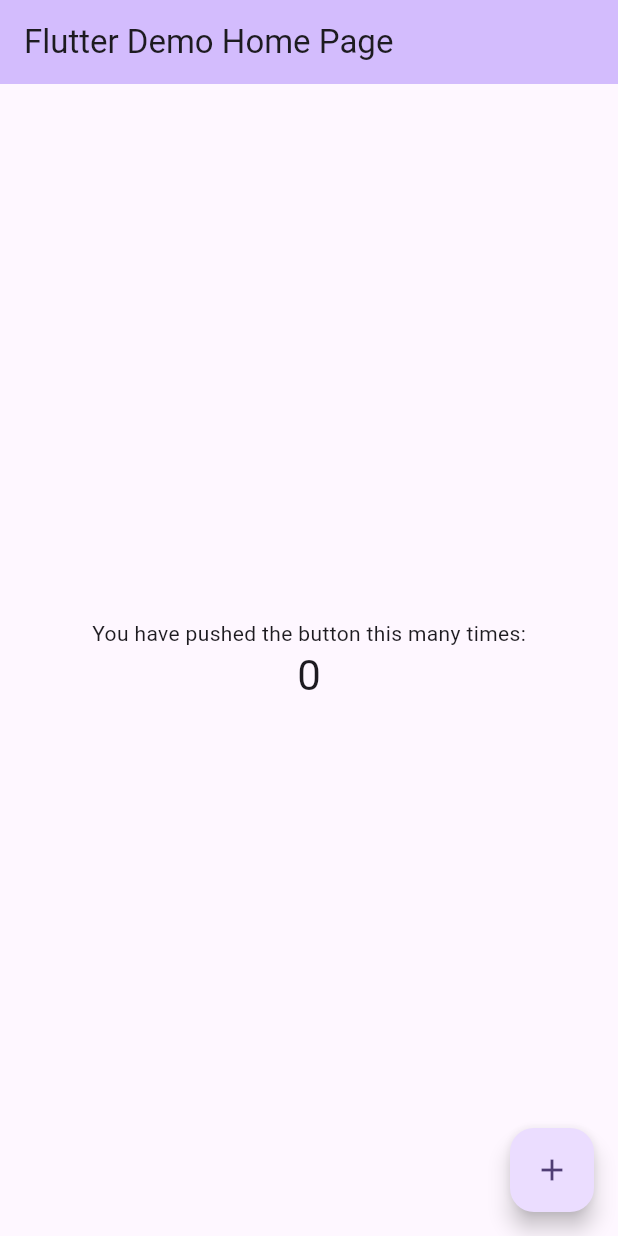
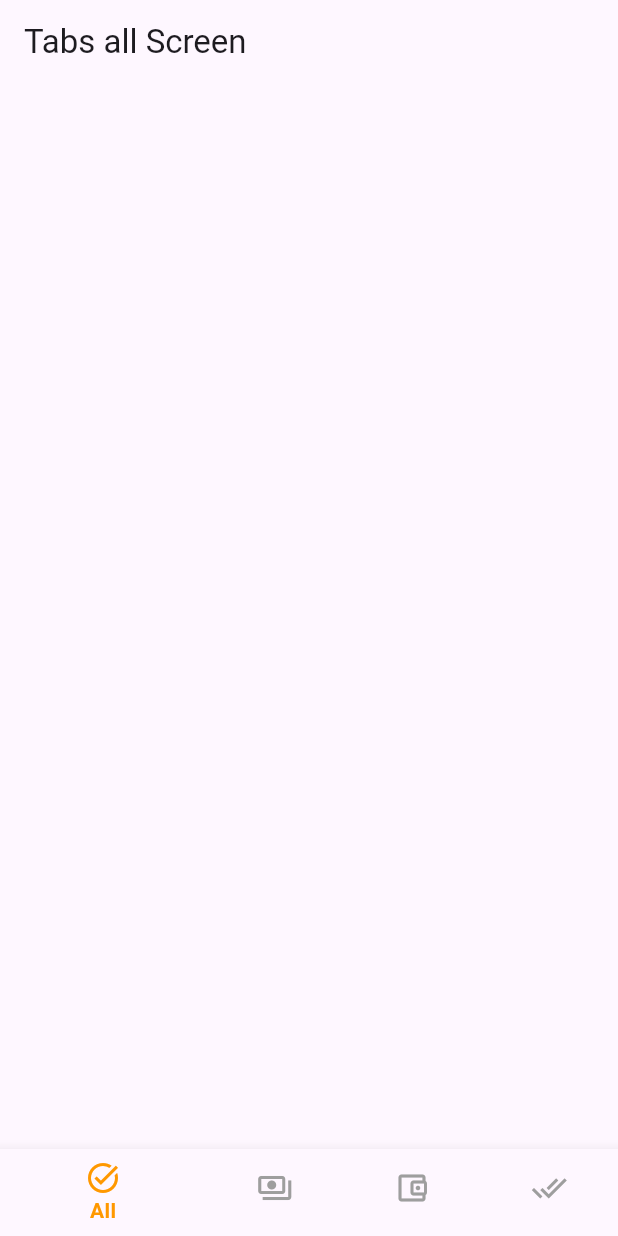
Before and after one commit to zulfikar2022/money-management-app-with-flutter-riverpod-and-sqlite, a Flutter app: the screen it shows after launch, on a phone screen of 412 x 824 dp. Run offline on Flutter 3.47's test engine with Material 3 defaults, Android fonts, the light colour scheme and no system bars; our stand-ins replace flutter_riverpod, sqflite; accounts and stored records are empty.

Commit message:
tab system implemented

```diff
--- a/lib/main.dart
+++ b/lib/main.dart
@@ -1,4 +1,5 @@
 import 'package:flutter/material.dart';
+import 'package:flutter_money_management_app/screens/tabs_screen/tabs_screen.dart';
 
 void main() {
   runApp(const MyApp());
@@ -12,111 +13,11 @@ class MyApp extends StatelessWidget {
   Widget build(BuildContext context) {
     return MaterialApp(
       title: 'Flutter Demo',
+      debugShowCheckedModeBanner: false,
       theme: ThemeData(
-        // This is the theme of your application.
-        //
-        // TRY THIS: Try running your application with "flutter run". You'll see
-        // the application has a purple toolbar. Then, without quitting the app,
-        // try changing the seedColor in the colorScheme below to Colors.green
-        // and then invoke "hot reload" (save your changes or press the "hot
-        // reload" button in a Flutter-supported IDE, or press "r" if you used
-        // the command line to start the app).
-        //
-        // Notice that the counter didn't reset back to zero; the application
-        // state is not lost during the reload. To reset the state, use hot
-        // restart instead.
-        //
-        // This works for code too, not just values: Most code changes can be
-        // tested with just a hot reload.
         colorScheme: ColorScheme.fromSeed(seedColor: Colors.deepPurple),
       ),
-      home: const MyHomePage(title: 'Flutter Demo Home Page'),
+      home: TabsScreen(),
     );
   }
 }
-
-class MyHomePage extends StatefulWidget {
-  const MyHomePage({super.key, required this.title});
-
-  // This widget is the home page of your application. It is stateful, meaning
-  // that it has a State object (defined below) that contains fields that affect
-  // how it looks.
-
-  // This class is the configuration for the state. It holds the values (in this
-  // case the title) provided by the parent (in this case the App widget) and
-  // used by the build method of the State. Fields in a Widget subclass are
-  // always marked "final".
-
-  final String title;
-
-  @override
-  State<MyHomePage> createState() => _MyHomePageState();
-}
-
-class _MyHomePageState extends State<MyHomePage> {
-  int _counter = 0;
-
-  void _incrementCounter() {
-    setState(() {
-      // This call to setState tells the Flutter framework that something has
-      // changed in this State, which causes it to rerun the build method below
-      // so that the display can reflect the updated values. If we changed
-      // _counter without calling setState(), then the build method would not be
-      // called again, and so nothing would appear to happen.
-      _counter++;
-    });
-  }
-
-  @override
-  Widget build(BuildContext context) {
-    // This method is rerun every time setState is called, for instance as done
-    // by the _incrementCounter method above.
-    //
-    // The Flutter framework has been optimized to make rerunning build methods
-    // fast, so that you can just rebuild anything that needs updating rather
-    // than having to individually change instances of widgets.
-    return Scaffold(
-      appBar: AppBar(
-        // TRY THIS: Try changing the color here to a specific color (to
-        // Colors.amber, perhaps?) and trigger a hot reload to see the AppBar
-        // change color while the other colors stay the same.
-        backgroundColor: Theme.of(context).colorScheme.inversePrimary,
-        // Here we take the value from the MyHomePage object that was created by
-        // the App.build method, and use it to set our appbar title.
-        title: Text(widget.title),
-      ),
-      body: Center(
-        // Center is a layout widget. It takes a single child and positions it
-        // in the middle of the parent.
-        child: Column(
-          // Column is also a layout widget. It takes a list of children and
-          // arranges them vertically. By default, it sizes itself to fit its
-          // children horizontally, and tries to be as tall as its parent.
-          //
-          // Column has various properties to control how it sizes itself and
-          // how it positions its children. Here we use mainAxisAlignment to
-          // center the children vertically; the main axis here is the vertical
-          // axis because Columns are vertical (the cross axis would be
-          // horizontal).
-          //
-          // TRY THIS: Invoke "debug painting" (choose the "Toggle Debug Paint"
-          // action in the IDE, or press "p" in the console), to see the
-          // wireframe for each widget.
-          mainAxisAlignment: MainAxisAlignment.center,
-          children: <Widget>[
-            const Text('You have pushed the button this many times:'),
-            Text(
-              '$_counter',
-              style: Theme.of(context).textTheme.headlineMedium,
-            ),
-          ],
-        ),
-      ),
-      floatingActionButton: FloatingActionButton(
-        onPressed: _incrementCounter,
-        tooltip: 'Increment',
-        child: const Icon(Icons.add),
-      ), // This trailing comma makes auto-formatting nicer for build methods.
-    );
-  }
-}
--- a/lib/screens/tabs_screen/tabs_all_screen.dart
+++ b/lib/screens/tabs_screen/tabs_all_screen.dart
@@ -0,0 +1,16 @@
+import 'package:flutter/cupertino.dart';
+import 'package:flutter/material.dart';
+
+class TabsAllScreen extends StatefulWidget {
+  const TabsAllScreen({super.key});
+
+  @override
+  State<TabsAllScreen> createState() => _TabsAllScreenState();
+}
+
+class _TabsAllScreenState extends State<TabsAllScreen> {
+  @override
+  Widget build(BuildContext context) {
+    return Scaffold(appBar: AppBar(title: Text("Tabs all Screen")));
+  }
+}
--- a/lib/screens/tabs_screen/tabs_screen.dart
+++ b/lib/screens/tabs_screen/tabs_screen.dart
@@ -0,0 +1,62 @@
+import 'package:flutter/cupertino.dart';
+import 'package:flutter/material.dart';
+import 'package:flutter_money_management_app/screens/tabs_screen/tabs_all_screen.dart';
+import 'package:flutter_money_management_app/screens/tabs_screen/tabs_borrowing_screen.dart';
+import 'package:flutter_money_management_app/screens/tabs_screen/tabs_completed_screen.dart';
+import 'package:flutter_money_management_app/screens/tabs_screen/tabs_providing_screen.dart';
+
+class TabsScreen extends StatefulWidget {
+  const TabsScreen({super.key});
+
+  @override
+  State<TabsScreen> createState() => _TabsScreenState();
+}
+
+class _TabsScreenState extends State<TabsScreen> {
+  int selectedIndex = 0;
+  List<Widget> screens = [
+    TabsAllScreen(),
+    TabsProvidingScreen(),
+    TabsBorrowingScreen(),
+    TabsCompletedScreen(),
+  ];
+  void _onItemTapped(int index) {
+    setState(() {
+      selectedIndex = index;
+    });
+  }
+
+  @override
+  Widget build(BuildContext context) {
+    return Scaffold(
+      body: screens[selectedIndex],
+      bottomNavigationBar: BottomNavigationBar(
+        currentIndex: selectedIndex,
+        onTap: _onItemTapped,
+        selectedItemColor: Colors.orange, // color for selected icon & label
+        unselectedItemColor: Colors.grey, // color for others
+        selectedLabelStyle: const TextStyle(
+          fontWeight: FontWeight.bold,
+          fontSize: 14,
+        ),
+
+        items: const [
+          BottomNavigationBarItem(icon: Icon(Icons.task_alt), label: 'All'),
+          BottomNavigationBarItem(
+            // backgroundColor: Colors.teal[50],
+            icon: Icon(Icons.payments_outlined),
+            label: 'Providing',
+          ),
+          BottomNavigationBarItem(
+            icon: Icon(Icons.account_balance_wallet_outlined),
+            label: 'Borrowings',
+          ),
+          BottomNavigationBarItem(
+            icon: Icon(Icons.done_all),
+            label: 'Completed',
+          ),
+        ],
+      ),
+    );
+  }
+}
```
Also changed, not shown: lib/screens/tabs_screen/tabs_borrowing_screen.dart (+16 -0 lines), lib/screens/tabs_screen/tabs_completed_screen.dart (added, +16 -0 lines), lib/screens/tabs_screen/tabs_providing_screen.dart (+16 -0 lines), lib/screens/tabs_screen/tabs_complted_screen.dart (deleted), 1 other file.
